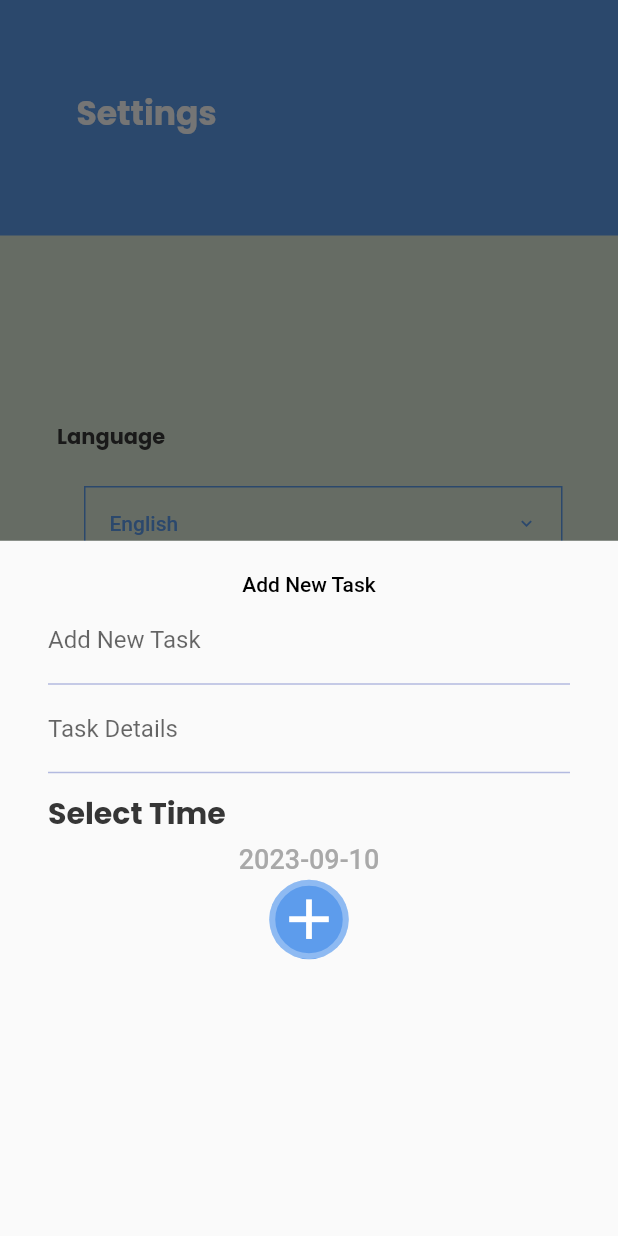
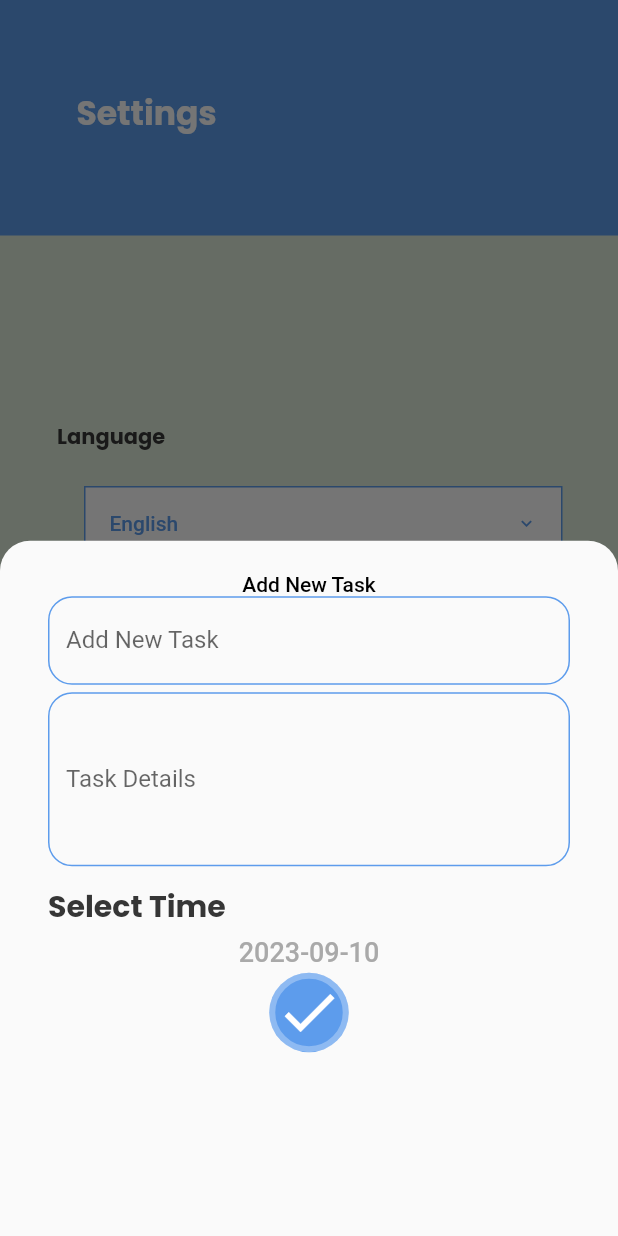
Before and after one commit to saramekawy/to_do_task, a Flutter app: the screen it shows after launch, item 2 of the bottom bar chosen, after a tap on the "add" icon, on a phone screen of 412 x 824 dp. Run offline on Flutter 3.47's test engine with Material 2 defaults, Android fonts, the phone set to English and light mode, and no system bars; our stand-ins replace google_fonts; generated files the repository leaves out were written again; Roboto replaces fonts that are missing (Arima).

Commit message:
provider change language change theme

```diff
--- a/lib/add_task.dart
+++ /dev/null
@@ -1,96 +0,0 @@
-import 'package:flutter/material.dart';
-import 'package:flutter_gen/gen_l10n/app_localizations.dart';
-import 'package:google_fonts/google_fonts.dart';
-import 'package:intl/intl.dart';
-
-class AddTask extends StatefulWidget {
-  const AddTask({Key? key}) : super(key: key);
-
-  @override
-  State<AddTask> createState() => _AddTaskState();
-}
-
-class _AddTaskState extends State<AddTask> {
-  DateTime selectedDate = DateTime.now();
-  DateTime selectDate = DateTime.now();
-
-  @override
-  Widget build(BuildContext context) {
-    return Container(
-      padding: const EdgeInsets.only(top: 21, left: 32, right: 32, bottom: 65),
-      child: Column(
-        crossAxisAlignment: CrossAxisAlignment.start,
-        children: [
-          Center(
-            child: Text(
-              AppLocalizations.of(context)!.addNewTask,
-              style: const TextStyle(color: Colors.black),
-            ),
-          ),
-          TextFormField(
-            decoration: InputDecoration(
-              labelText: AppLocalizations.of(context)!.addNewTask,
-            ),
-          ),
-          TextFormField(
-            decoration: InputDecoration(
-              labelText: AppLocalizations.of(context)!.taskDetails,
-            ),
-          ),
-          Container(
-            padding: EdgeInsets.only(top: 12, bottom: 5),
-            child: Text(
-              AppLocalizations.of(context)!.selectTime,
-              style: GoogleFonts.poppins(
-                  color: Theme.of(context).primaryColor,
-                  fontWeight: FontWeight.bold,
-                  fontSize: 20),
-            ),
-          ),
-          InkWell(
-            onTap: () {
-              _selectDate(context);
-            },
-            child: Center(
-              child: Text(
-                DateFormat('yyyy-MM-dd').format(selectDate),
-                style: TextStyle(
-                    color: Theme.of(context).colorScheme.onBackground,
-                    fontSize: 18),
-              ),
-            ),
-          ),
-          Center(
-              child: Container(
-            margin: EdgeInsets.only(top: 3),
-            decoration: BoxDecoration(
-                border: Border.all(width: 4, color: Colors.white30),
-                color: Theme.of(context).colorScheme.secondary,
-                borderRadius: BorderRadius.circular(35)),
-            child: Icon(
-              Icons.add,
-              color: Colors.white,
-              size: 45,
-            ),
-          ))
-        ],
-      ),
-    );
-  }
-
-  Future<void> _selectDate(BuildContext context) async {
-    final DateTime? selected = await showDatePicker(
-      context: context,
-      initialDate: selectDate,
-      firstDate: DateTime.now(),
-      lastDate: DateTime.now().add(const Duration(days: 365)),
-    );
-    if (selected == null) {
-      selectedDate = DateTime.now();
-    } else {
-      selectedDate = selected;
-      selectDate = selectedDate;
-    }
-    setState(() {});
-  }
-}
--- a/lib/home_layout/home_layout.dart
+++ b/lib/home_layout/home_layout.dart
@@ -1,8 +1,8 @@
 import 'package:flutter/material.dart';
 import 'package:flutter_gen/gen_l10n/app_localizations.dart';
-import 'package:git_test/add_task.dart';
 import 'package:git_test/screens/home_screen/home_screen.dart';
-import 'package:git_test/screens/settings_screen.dart';
+import 'package:git_test/screens/settings/settings_screen.dart';
+import 'package:git_test/screens/tasks/add_task_bottom_sheet.dart';
 
 import '../shared/styles/themes/theming.dart';
 
@@ -43,6 +43,8 @@ class _HomeLayoutState extends State<HomeLayout> {
           color: Colors.white,
           clipBehavior: Clip.antiAlias,
           child: BottomNavigationBar(
+            selectedItemColor: Theme.of(context).colorScheme.secondary,
+            unselectedItemColor: Theme.of(context).colorScheme.surface,
             showUnselectedLabels: false,
             showSelectedLabels: false,
             type: BottomNavigationBarType.fixed,
@@ -61,7 +63,7 @@ class _HomeLayoutState extends State<HomeLayout> {
       body: Column(
         children: [
           Container(
-            padding: const EdgeInsets.only(left: 51, top: 59),
+            padding: const EdgeInsets.only(left: 51, top: 59, right: 51),
             height: 157,
             width: double.infinity,
             decoration: BoxDecoration(
@@ -80,9 +82,11 @@ class _HomeLayoutState extends State<HomeLayout> {
 
   Future showAddTask() {
     return showModalBottomSheet(
-        context: context,
-        builder: (context) {
-          return AddTask();
-        });
+      shape: RoundedRectangleBorder(
+          borderRadius: BorderRadius.only(
+              topRight: Radius.circular(20), topLeft: Radius.circular(20))),
+      context: context,
+      builder: (context) => const AddTask(),
+    );
   }
 }
--- a/lib/main.dart
+++ b/lib/main.dart
@@ -2,7 +2,7 @@ import 'package:flutter/material.dart';
 import 'package:flutter_gen/gen_l10n/app_localizations.dart';
 import 'package:flutter_localizations/flutter_localizations.dart';
 import 'package:git_test/home_layout/home_layout.dart';
-import 'package:git_test/screens/settings_screen.dart';
+import 'package:git_test/screens/settings/settings_screen.dart';
 import 'package:git_test/shared/providers/my_provider.dart';
 import 'package:git_test/shared/styles/themes/theming.dart';
 import 'package:provider/provider.dart';
--- a/lib/screens/settings_screen.dart
+++ b/lib/screens/settings/settings_screen.dart
@@ -1,5 +1,8 @@
 import 'package:flutter/material.dart';
 import 'package:flutter_gen/gen_l10n/app_localizations.dart';
+
+import 'bottom_sheet_lang.dart';
+import 'bottom_sheet_theme.dart';
 
 class SettingsScreen extends StatelessWidget {
   static const String routeName = "Settings";
@@ -10,17 +13,19 @@ class SettingsScreen extends StatelessWidget {
       crossAxisAlignment: CrossAxisAlignment.start,
       children: [
         Container(
-            padding: const EdgeInsets.only(left: 38, top: 124),
+            padding: const EdgeInsets.only(left: 38, top: 124, right: 38),
             child: Text(
               AppLocalizations.of(context)!.language,
               style: Theme.of(context).textTheme.bodyLarge,
             )),
         InkWell(
+          onTap: () => showButtomSheetLanguage(context),
           child: Container(
               width: double.infinity,
               margin: const EdgeInsets.only(left: 56, top: 22, right: 37),
               padding: const EdgeInsets.all(16),
               decoration: BoxDecoration(
+                  color: Theme.of(context).colorScheme.onSurface,
                   border: Border.all(
                       color: Theme.of(context).colorScheme.secondary,
                       width: 1)),
@@ -39,17 +44,19 @@ class SettingsScreen extends StatelessWidget {
               )),
         ),
         Container(
-            padding: const EdgeInsets.only(left: 38, top: 22),
+            padding: const EdgeInsets.only(left: 38, top: 22, right: 38),
             child: Text(
               AppLocalizations.of(context)!.mode,
               style: Theme.of(context)!.textTheme.bodyLarge,
             )),
         InkWell(
+          onTap: () => showButtomSheetTheme(context),
           child: Container(
               width: double.infinity,
               margin: const EdgeInsets.only(left: 56, top: 22, right: 37),
               padding: const EdgeInsets.all(16),
               decoration: BoxDecoration(
+                  color: Theme.of(context).colorScheme.onSurface,
                   border: Border.all(
                       color: Theme.of(context).colorScheme.secondary,
                       width: 1)),
@@ -71,3 +78,21 @@ class SettingsScreen extends StatelessWidget {
     );
   }
 }
+
+showButtomSheetLanguage(BuildContext context) {
+  return showModalBottomSheet(
+    context: context,
+    builder: (context) {
+      return BottomSheetLang();
+    },
+  );
+}
+
+showButtomSheetTheme(BuildContext context) {
+  return showModalBottomSheet(
+    context: context,
+    builder: (context) {
+      return BottomSheeTheme();
+    },
+  );
+}
--- /dev/null
+++ b/lib/screens/tasks/add_task_bottom_sheet.dart
@@ -0,0 +1,118 @@
+import 'package:flutter/material.dart';
+import 'package:flutter_gen/gen_l10n/app_localizations.dart';
+import 'package:google_fonts/google_fonts.dart';
+import 'package:intl/intl.dart';
+
+class AddTask extends StatefulWidget {
+  const AddTask({Key? key}) : super(key: key);
+
+  @override
+  State<AddTask> createState() => _AddTaskState();
+}
+
+class _AddTaskState extends State<AddTask> {
+  DateTime selectedDate = DateTime.now();
+  DateTime selectDate = DateTime.now();
+  var formKey = GlobalKey<FormState>();
+
+  @override
+  Widget build(BuildContext context) {
+    return Container(
+      padding: const EdgeInsets.only(top: 21, left: 32, right: 32),
+      child: Form(
+        key: formKey,
+        child: Column(
+          crossAxisAlignment: CrossAxisAlignment.start,
+          children: [
+            Center(
+              child: Text(
+                AppLocalizations.of(context)!.addNewTask,
+                style: const TextStyle(color: Colors.black),
+              ),
+            ),
+            TextFormField(
+              validator: (value) {
+                if (value != null || value!.length < 4) {
+                  return "Please enter at least a 4 char title";
+                }
+                return null;
+              },
+              decoration: InputDecoration(
+                enabledBorder: OutlineInputBorder(
+                    borderRadius: BorderRadius.circular(16),
+                    borderSide: BorderSide(
+                        color: Theme.of(context).colorScheme.secondary)),
+                labelText: AppLocalizations.of(context)!.addNewTask,
+              ),
+            ),
+            SizedBox(
+              height: 5,
+            ),
+            TextFormField(
+              maxLines: 4,
+              decoration: InputDecoration(
+                enabledBorder: OutlineInputBorder(
+                    borderRadius: BorderRadius.circular(16),
+                    borderSide: BorderSide(
+                        color: Theme.of(context).colorScheme.secondary)),
+                labelText: AppLocalizations.of(context)!.taskDetails,
+              ),
+            ),
+            Container(
+              padding: EdgeInsets.only(top: 12, bottom: 5),
+              child: Text(
+                AppLocalizations.of(context)!.selectTime,
+                style: GoogleFonts.poppins(
+                    color: Theme.of(context).primaryColor,
+                    fontWeight: FontWeight.bold,
+                    fontSize: 20),
+              ),
+            ),
+            InkWell(
+              onTap: () {
+                _selectDate(context);
+              },
+              child: Center(
+                child: Text(
+                  DateFormat('yyyy-MM-dd').format(selectDate),
+                  style: TextStyle(
+                      color: Theme.of(context).colorScheme.onBackground,
+                      fontSize: 18),
+                ),
+              ),
+            ),
+            Center(
+                child: Container(
+              margin: EdgeInsets.only(top: 3),
+              decoration: BoxDecoration(
+                  border: Border.all(width: 4, color: Colors.white30),
+                  color: Theme.of(context).colorScheme.secondary,
+                  borderRadius: BorderRadius.circular(35)),
+              child: Icon(
+                Icons.done,
+                color: Colors.white,
+                size: 45,
+              ),
+            ))
+          ],
+        ),
+      ),
+    );
+  }
+
+  Future<void> _selectDate(BuildContext context) async {
+    final DateTime? selected = await showDatePicker(
+      context: context,
+      initialDate: selectDate,
+      firstDate: DateTime.now(),
+      lastDate: DateTime.now().add(const Duration(days: 365)),
+    );
+    if (selected == null) {
+      selectedDate = DateTime.now();
+    } else {
+      selectedDate = selected;
+      selectDate = selectedDate;
+    }
+    setState(() {});
+  }
+}
--- a/lib/shared/providers/my_provider.dart
+++ b/lib/shared/providers/my_provider.dart
@@ -8,6 +8,11 @@ class MyProvider extends ChangeNotifier {
     language = lang;
     notifyListeners();
   }
+
+  void changeTheme(ThemeMode theme) {
+    myTheme = theme;
+    notifyListeners();
+  }
 // void changeTheme(ThemeMode theme) {
 //   themeMode = theme;
 //   notifyListeners();
--- a/lib/shared/styles/themes/theming.dart
+++ b/lib/shared/styles/themes/theming.dart
@@ -25,7 +25,7 @@ class MyTheme {
         // place holders color
         surface: Color(0xFFC8C9CB),
         // icons border
-        onSurface: Colors.indigo // backup color
+        onSurface: Colors.white // backup color
         ),
     appBarTheme: AppBarTheme(
       backgroundColor: const Color(0xFF5D9CEC),
@@ -73,7 +73,7 @@ class MyTheme {
         // place holders color
         surface: Color(0xFFC8C9CB),
         // icons border
-          onSurface: Colors.indigo // backup color
+        onSurface: Color(0xFF060E1E), // backup color
       ),
       appBarTheme: AppBarTheme(
         centerTitle: false,
```
Also changed, not shown: lib/screens/settings/bottom_sheet_lang.dart (added, +55 -0 lines), lib/screens/settings/bottom_sheet_theme.dart (added, +56 -0 lines), lib/screens/tasks/tasks.dart (added). Lines whose indentation alone changed are shown as unchanged.
